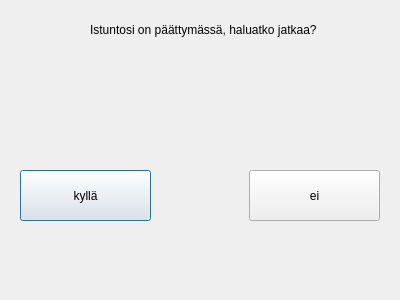
The window that frontend/signoutTimerDLL/signouttimerinterface.ui (JnsRdnp/ATM-Simulator) describes before a commit, drawn with Qt 5.
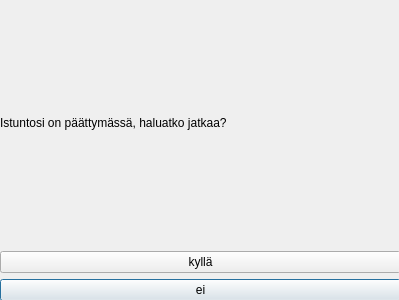
The same window after the commit.

Diff of the .ui file:
```diff
--- a/frontend/signoutTimerDLL/signouttimerinterface.ui
+++ b/frontend/signoutTimerDLL/signouttimerinterface.ui
@@ -6,51 +6,48 @@
    <rect>
     <x>0</x>
     <y>0</y>
-    <width>400</width>
+    <width>399</width>
     <height>300</height>
    </rect>
   </property>
   <property name="windowTitle">
    <string>Dialog</string>
   </property>
-  <widget class="QLabel" name="label">
+  <widget class="QWidget" name="gridLayoutWidget">
    <property name="geometry">
     <rect>
-     <x>90</x>
-     <y>20</y>
-     <width>341</width>
-     <height>20</height>
+     <x>0</x>
+     <y>0</y>
+     <width>401</width>
+     <height>301</height>
     </rect>
    </property>
-   <property name="text">
-    <string>Istuntosi on päättymässä, haluatko jatkaa?</string>
-   </property>
-  </widget>
-  <widget class="QPushButton" name="AgreeButton">
-   <property name="geometry">
-    <rect>
-     <x>20</x>
-     <y>170</y>
-     <width>131</width>
-     <height>51</height>
-    </rect>
-   </property>
-   <property name="text">
-    <string>kyllä</string>
-   </property>
-  </widget>
-  <widget class="QPushButton" name="DisagreeButton">
-   <property name="geometry">
-    <rect>
-     <x>249</x>
-     <y>170</y>
-     <width>131</width>
-     <height>51</height>
-    </rect>
-   </property>
-   <property name="text">
-    <string>ei</string>
-   </property>
+   <layout class="QGridLayout" name="gridLayout">
+    <property name="horizontalSpacing">
+     <number>4</number>
+    </property>
+    <item row="1" column="0">
+     <widget class="QLabel" name="label">
+      <property name="text">
+       <string>Istuntosi on päättymässä, haluatko jatkaa?</string>
+      </property>
+     </widget>
+    </item>
+    <item row="4" column="0">
+     <widget class="QPushButton" name="DisagreeButton">
+      <property name="text">
+       <string>ei</string>
+      </property>
+     </widget>
+    </item>
+    <item row="3" column="0">
+     <widget class="QPushButton" name="AgreeButton">
+      <property name="text">
+       <string>kyllä</string>
+      </property>
+     </widget>
+    </item>
+   </layout>
   </widget>
  </widget>
  <resources/>
```
